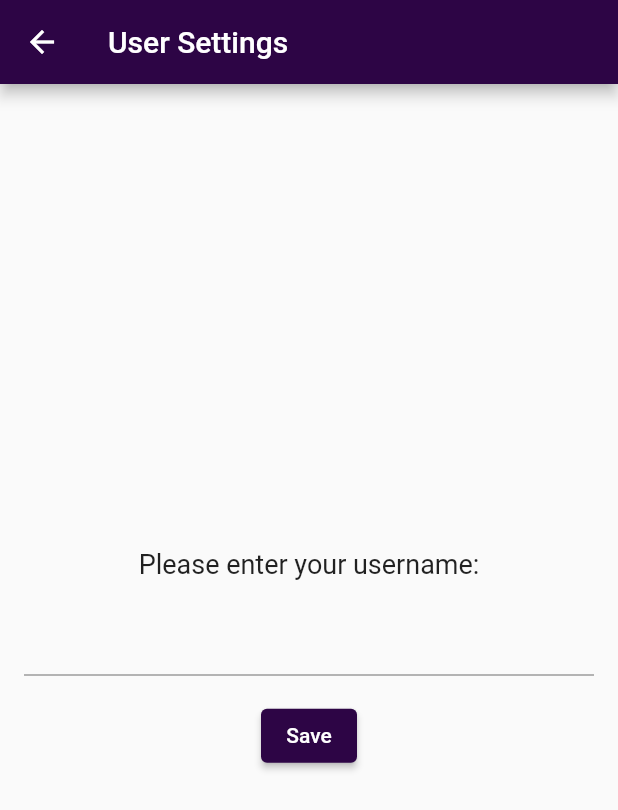
After one commit to mikaZimmermann/golfApp, a Flutter app: the screen it shows after launch, after a tap on the "settings" icon, on a phone screen of 412 x 824 dp. The commit adds this screen. Shown: the top 810 px of the screen. Run offline on Flutter 3.47's test engine with Material 2 defaults, Android fonts, the phone set to English and light mode, and no system bars.

Commit message:
Added static class for user and implemented language in settings

```diff
--- a/lib/DisplayExercise.dart
+++ b/lib/DisplayExercise.dart
@@ -69,7 +69,7 @@ class _DExerciseState extends State<DisplayExercise> {
                 );
               },
               style: ElevatedButton.styleFrom(
-                backgroundColor: Color.fromARGB(255, 54, 151, 57),
+                backgroundColor: const Color.fromARGB(255, 54, 151, 57),
                 elevation: 0,
               ),
               child: const Icon(Icons.play_arrow_outlined),
--- /dev/null
+++ b/lib/User.dart
@@ -0,0 +1,17 @@
+class User {
+  static int userID = 0;
+  static String userName = '';
+  static String language = 'English';
+
+  /*int getuserID() => userID;
+  String getuserName() => userName;
+  String getLanguage() => language;*/
+
+  static void setUsername(name) {
+    userName = name;
+  }
+
+  static void setLanguage(lang) {
+    language = lang;
+  }
+}
--- /dev/null
+++ b/lib/UserPage.dart
@@ -0,0 +1,144 @@
+import 'package:flutter/material.dart';
+import 'User.dart';
+
+class UserPage extends StatefulWidget {
+  const UserPage({super.key});
+
+  @override
+  State<UserPage> createState() => _UserPage();
+}
+
+class _UserPage extends State<UserPage> {
+  final _formKey = GlobalKey<FormState>();
+  final _usernameController = TextEditingController();
+  String message = 'welcome';
+  String _selectedLanguage = 'English';
+  final List<String> _languageOptions = ['English', 'German'];
+
+  @override
+  void initState() {
+    super.initState();
+    _selectedLanguage = User.language;
+    if (_selectedLanguage == 'German') {
+      message = 'Welkommen';
+    } else {
+      message = 'Welcome';
+    }
+  }
+
+  @override
+  void dispose() {
+    _usernameController.dispose();
+    super.dispose();
+  }
+
+  @override
+  Widget build(BuildContext context) {
+    if (User.userName == '' || User.userName.isEmpty) {
+      // User.username is empty, show form to enter a username
+      return Scaffold(
+        appBar: AppBar(
+          title: const Text('User Settings'),
+        ),
+        body: Center(
+          child: Padding(
+            padding: const EdgeInsets.all(16.0),
+            child: Form(
+              key: _formKey,
+              child: Column(
+                mainAxisAlignment: MainAxisAlignment.center,
+                children: [
+                  const Text(
+                    'Please enter your username:',
+                    style: TextStyle(fontSize: 18),
+                  ),
+                  const SizedBox(height: 16),
+                  TextFormField(
+                    controller: _usernameController,
+                    validator: (value) {
+                      if (value?.isEmpty ?? true) {
+                        return 'Please enter a username';
+                      }
+                      return null;
+                    },
+                  ),
+                  const SizedBox(height: 16),
+                  ElevatedButton(
+                    onPressed: () {
+                      if (_formKey.currentState?.validate() ?? false) {
+                        // Username entered, update User.username
+                        setState(() {
+                          User.setUsername(_usernameController.text);
+                        });
+                      }
+                    },
+                    child: const Text('Save'),
+                  ),
+                ],
+              ),
+            ),
+          ),
+        ),
+      );
+    } else {
+      // User.username is not empty, display welcome message and dropdown list
+      return Scaffold(
+        appBar: AppBar(
+          title: const Text('User Settings'),
+        ),
+        body: Column(
+          crossAxisAlignment: CrossAxisAlignment.start,
+          children: [
+            Align(
+              alignment: Alignment.topRight,
+              child: Padding(
+                padding: const EdgeInsets.only(right: 16.0),
+                child: Row(
+                  mainAxisSize: MainAxisSize.min,
+                  children: [
+                    const Text(
+                      'Language:',
+                      style: TextStyle(fontSize: 18),
+                    ),
+                    const SizedBox(width: 16),
+                    DropdownButton<String>(
+                      value: _selectedLanguage,
+                      onChanged: (newValue) {
+                        setState(() {
+                          _selectedLanguage = newValue!;
+                          User.setLanguage(_selectedLanguage);
+                          if (_selectedLanguage == 'German') {
+                            message = 'Welkommen';
+                          } else {
+                            message = 'Welcome';
+                          }
+                        });
+                      },
+                      items: _languageOptions.map((String language) {
+                        return DropdownMenuItem<String>(
+                          value: language,
+                          child: Text(language),
+                        );
+                      }).toList(),
+                    ),
+                  ],
+                ),
+              ),
+            ),
+            const SizedBox(height: 16),
+            Align(
+              alignment: Alignment.topCenter,
+              child: Padding(
+                padding: const EdgeInsets.only(top: 16.0),
+                child: Text(
+                  '$message ${User.userName}!',
+                  style: const TextStyle(fontSize: 18),
+                ),
+              ),
+            ),
+          ],
+        ),
+      );
+    }
+  }
+}
--- a/lib/main.dart
+++ b/lib/main.dart
@@ -1,11 +1,8 @@
 import 'package:flutter/material.dart';
-//import 'package:version1/Shottype.dart';
-//import 'FocusPoint.dart';
 import 'Importer.dart';
 import 'TrainingPlanOverview.dart';
 import 'Themes.dart';
-//import 'Exercise.dart';
-//import 'ExerciseDescription.dart';
+import 'UserPage.dart';
 
 void main() {
   runApp(const MyApp());
@@ -71,7 +68,13 @@ class _MyHomePageState extends State<MyHomePage> {
             padding:
                 const EdgeInsets.symmetric(vertical: 8.0, horizontal: 16.0),
             child: ElevatedButton(
-                child: const Text("Open Settings"), onPressed: () {}))
+                child: const Icon(Icons.settings),
+                onPressed: () {
+                  Navigator.push(
+                    context,
+                    MaterialPageRoute(builder: (context) => const UserPage()),
+                  );
+                }))
       ])),
     );
   } //build
--- a/pubspec.yaml
+++ b/pubspec.yaml
@@ -59,9 +59,9 @@ flutter:
   uses-material-design: true
 
   # To add assets to your application, add an assets section, like this:
-  # assets:
-  #   - images/a_dot_burr.jpeg
-  #   - images/a_dot_ham.jpeg
+  assets:
+    - assets/DE.png
+    - assets/UK.png
 
   # An image asset can refer to one or more resolution-specific "variants", see
   # https://flutter.dev/assets-and-images/#resolution-aware
```
Also changed, not shown: lib/DisplayExerciseProgress.dart (+12 -2 lines), lib/Importer.dart (+8 -0 lines), assets/DE.png (added), assets/UK.png (added).
